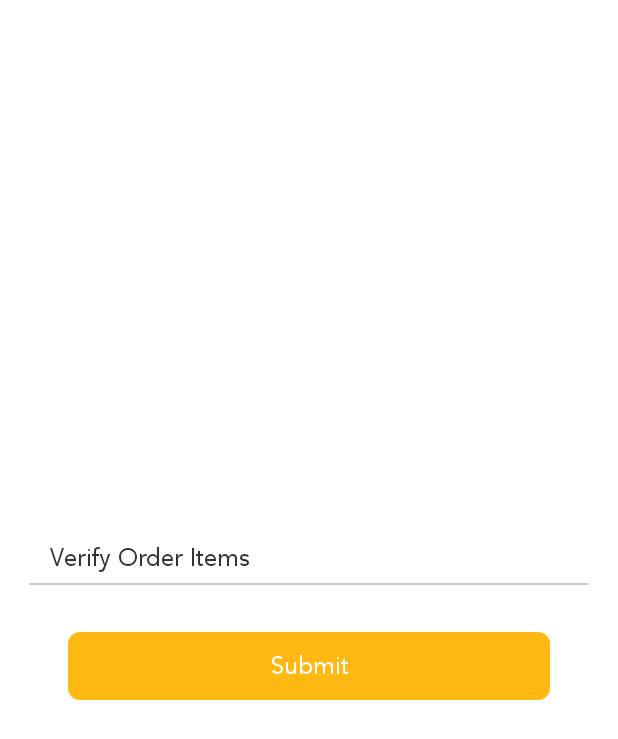
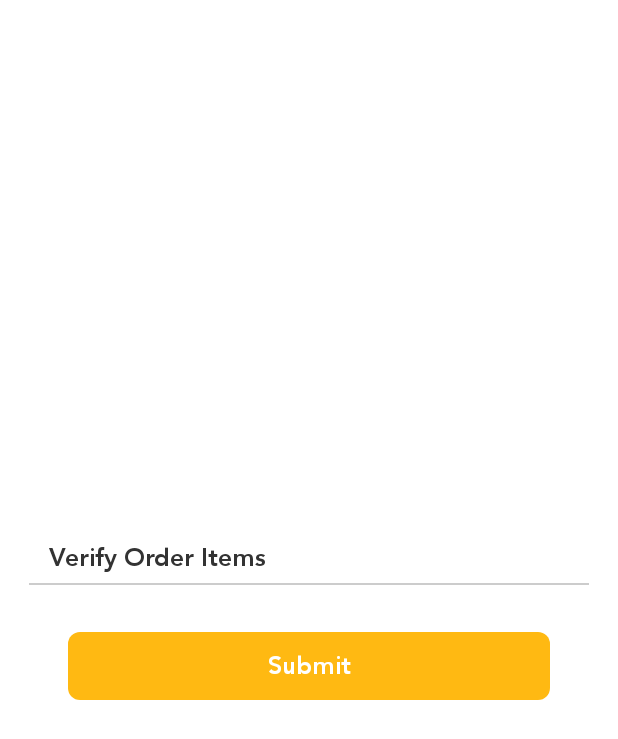
Before and after one commit to mohittanwar94/deliveryApp, an Android app: the layout fragment_dialog_item_list.xml on its own in the app's theme, with its tools: preview values and no code run, on a phone screen of 412 x 824 dp. Shown: the top 739 px of the screen. Run offline under Robolectric (Android 15) with nearby library versions, the phone set to English and light mode, and no system bars.

```diff
--- a/app/src/main/res/layout/fragment_dialog_item_list.xml
+++ b/app/src/main/res/layout/fragment_dialog_item_list.xml
@@ -31,7 +31,7 @@
             android:textAllCaps="false"
             android:textColor="@color/gray_333"
             android:textSize="@dimen/_13sdp"
-            app:textFont="SourceSansPro_Bold" />
+            app:textFont="bold" />
 
 
         <ListView
@@ -66,7 +66,7 @@
             android:textColor="@color/red_bg_build"
             android:textSize="@dimen/_10sdp"
             android:visibility="gone"
-            app:textFont="SourceSansPro_Bold" />
+            app:textFont="medium" />
 
 
         <com.ezymd.restaurantapp.delivery.customviews.SnapTextView
@@ -84,7 +84,7 @@
             android:textAllCaps="false"
             android:textColor="@color/white"
             android:textSize="@dimen/_13sdp"
-            app:textFont="SourceSansPro_Bold" />
+            app:textFont="bold" />
 
 
     </RelativeLayout>
```
